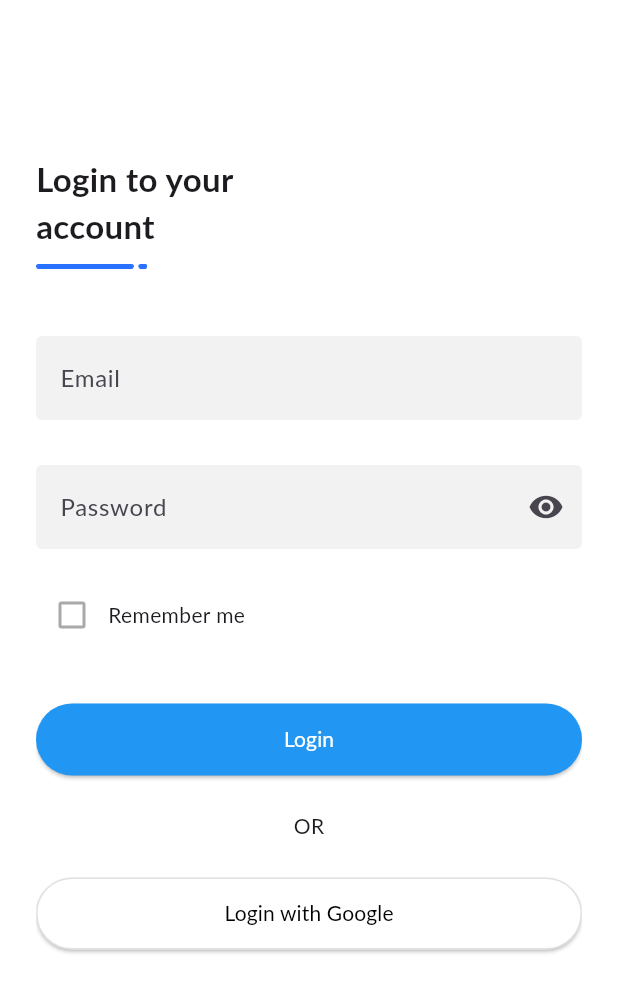
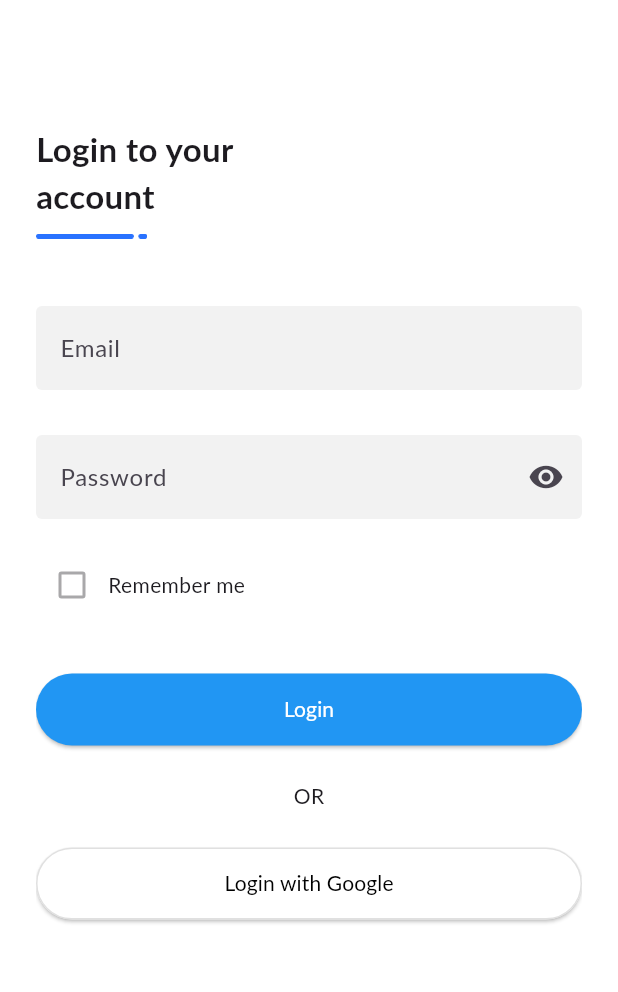
Before and after one commit to DeangDane/Mobile_Course, a Flutter app: the screen it shows after launch, on a phone screen of 412 x 824 dp. Shown: the top 992 px of the screen. Run offline on Flutter 3.47's test engine with Material 3 defaults, Android fonts, the phone set to English and light mode, and no system bars.

Commit message:
Update some code

```diff
--- a/lib/login_page.dart
+++ b/lib/login_page.dart
@@ -12,7 +12,7 @@ class LoginPage extends StatelessWidget {
         padding: const EdgeInsets.all(24.0),
         child: ListView(
           children: [
-            const SizedBox(height: 80),
+            const SizedBox(height: 60),
             Column(
               crossAxisAlignment: CrossAxisAlignment.start,
               children: [
@@ -102,7 +102,7 @@ class LoginPage extends StatelessWidget {
                 style: TextStyle(color: Colors.black),
               ),
             ),
-            const SizedBox(height: 168),
+            const SizedBox(height: 188),
             Row(
               mainAxisAlignment: MainAxisAlignment.center,
               children: [
--- a/lib/register_page.dart
+++ b/lib/register_page.dart
@@ -12,7 +12,7 @@ class RegisterPage extends StatelessWidget {
         padding: const EdgeInsets.all(24.0),
         child: ListView(
           children: [
-            const SizedBox(height: 80),
+            const SizedBox(height: 60),
 
             Column(
               crossAxisAlignment: CrossAxisAlignment.start,
@@ -123,7 +123,7 @@ class RegisterPage extends StatelessWidget {
                 style: TextStyle(color: Colors.white),
               ),
             ),
-            const SizedBox(height: 180),
+            const SizedBox(height: 200),
             Row(
               mainAxisAlignment: MainAxisAlignment.center,
               children: [
```
